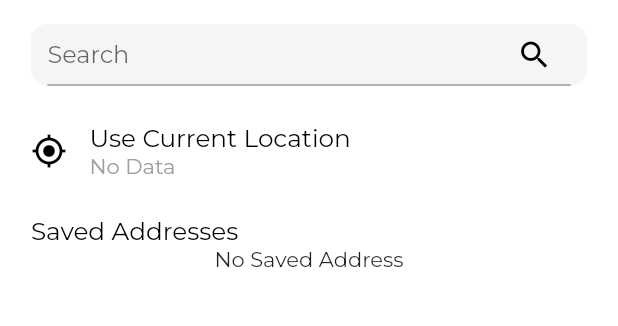
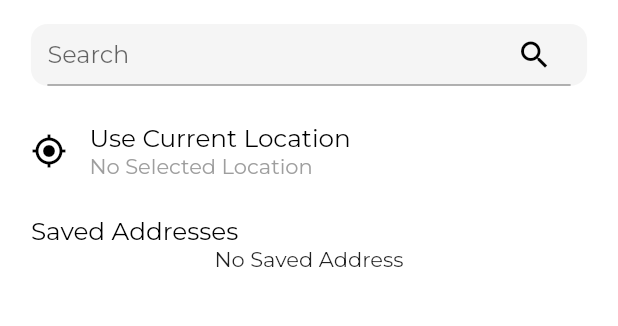
Before and after one commit to Foodistaan2021/Foodistaan-Main, a Flutter app: the LocationBottomSheetWidget screen opened directly, on a phone screen of 412 x 824 dp, the part 60-386 px from its top. Run offline on Flutter 3.47's test engine with Material 2 defaults, Android fonts, the phone set to English and light mode, and no system bars; our stand-ins replace carousel_slider, cloud_firestore, firebase_auth, firebase_core, flutter_rating_bar, flutter_spinkit and 14 more; missing offline and left inert: qr_code_scanner, razorpay_flutter; accounts and stored records are empty; project files that could hold a hidden picture were left out.

Commit message:
28-01-2022 22:14

```diff
--- a/lib/MainScreenFolder/mainScreenFile.dart
+++ b/lib/MainScreenFolder/mainScreenFile.dart
@@ -1,19 +1,11 @@
 import 'package:firebase_auth/firebase_auth.dart';
 import 'package:flutter/cupertino.dart';
 import 'package:flutter/material.dart';
-import 'package:flutter/scheduler.dart';
-import 'package:flutter_svg/svg.dart';
 import 'package:foodistan/cart_screens/login_pay_cart_screen_main.dart';
 import 'package:foodistan/functions/order_functions.dart';
 import 'package:foodistan/profile/user_profile.dart';
-import 'package:foodistan/widgets/location_bottam_sheet_widget.dart';
 import '../scanner.dart';
-import 'AppBar/AppBarFile.dart';
 import 'HomeScreenFile.dart';
-import 'package:foodistan/Data/data.dart';
-import 'AppBar/LocationPointsSearch.dart';
-import 'package:modal_bottom_sheet/modal_bottom_sheet.dart';
-
 
 //Main screen contains bottom nav bar
 //which contains all the main screens
@@ -69,7 +61,7 @@ class _MainScreenState extends State<MainScreen> with TickerProviderStateMixin {
             controller: tabController,
             indicator: UnderlineTabIndicator(
               insets: EdgeInsets.fromLTRB(0.0, 0.0, 0.0, 60.0),
-              borderSide: BorderSide(color: selected, width: 1),
+              borderSide: BorderSide(color: selected, width: 1.5),
             ),
             onTap: (value) {
               widget.currentIndex = value;
--- a/lib/main.dart
+++ b/lib/main.dart
@@ -41,9 +41,9 @@ class MyApp extends StatelessWidget {
           ChangeNotifierProvider<CartIdProvider>(
               create: (_) => CartIdProvider()),
           //provides cart-id for all cart functions
-          ChangeNotifierProvider<RestaurantDataProvider>(
+          ChangeNotifierProvider<CartDataProvider>(
               create: (_) =>
-                  RestaurantDataProvider()), //provides data for the cart...rename it to cart data provider
+                  CartDataProvider()), //provides data for the cart...rename it to cart data provider
 
           ChangeNotifierProvider<TotalPriceProvider>(
               create: (_) =>
--- a/lib/providers/restaurant_data_provider.dart
+++ b/lib/providers/restaurant_data_provider.dart
@@ -1,7 +1,7 @@
 import 'package:cloud_firestore/cloud_firestore.dart';
 import 'package:flutter/material.dart';
 
-class RestaurantDataProvider extends ChangeNotifier {
+class CartDataProvider extends ChangeNotifier {
   Map<String, dynamic> _restaurantData = {};
   final _firestore = FirebaseFirestore.instance;
   String _vendorId = '';
@@ -57,6 +57,7 @@ class RestaurantDataProvider extends ChangeNotifier {
     _couponId = couponId;
     _hasCouponData = true;
     _hasCoupon = true;
+    notifyListeners();
   }
 
   removeCoupon(cartId) async {
--- a/lib/widgets/location_bottam_sheet_widget.dart
+++ b/lib/widgets/location_bottam_sheet_widget.dart
@@ -10,6 +10,8 @@ import 'package:foodistan/functions/places_search_model.dart';
 import 'package:foodistan/global/global_variables.dart' as global;
 import 'package:foodistan/functions/address_from_placeId_model.dart';
 import 'package:foodistan/providers/user_address_provider.dart';
+import 'package:foodistan/providers/user_location_provider.dart';
+import 'package:provider/provider.dart';
 
 class LocationBottomSheetWidget extends StatefulWidget {
   bool isAddingAddress;
@@ -29,17 +31,17 @@ class _LocationBottomSheetWidgetState extends State<LocationBottomSheetWidget> {
   void initState() {
     // TODO: implement initState
     super.initState();
-    _asyncFunctions().then((value) {
-      if (value) {
-        setState(() {
-          hasAddress = true;
-        });
-      } else {
-        setState(() {
-          hasAddress = false;
-        });
-      }
-    });
+    // _asyncFunctions().then((value) {
+    //   if (value) {
+    //     setState(() {
+    //       hasAddress = true;
+    //     });
+    //   } else {
+    //     setState(() {
+    //       hasAddress = false;
+    //     });
+    //   }
+    // });
   }
 
   asyncFunctionSearch(query) async {
@@ -143,18 +145,6 @@ class _LocationBottomSheetWidgetState extends State<LocationBottomSheetWidget> {
                               asyncFunctionSearch(searchFeildController.text);
                           },
                         ),
-                        // prefixIcon: IconButton(
-                        //     onPressed: () async {
-                        //       if (searchFeildController.text.length > 3)
-                        //         asyncFunctionSearch(searchFeildController.text);
-                        //     },
-                        //     icon: Icon(
-                        //       FontAwesomeIcons.search,
-                        //       color: Color(0xfff7c12b),
-                        //     ),),
-                        // focusColor: Color(0xfff7c12b),
-                        // hoverColor: Color(0xfff7c12b),
-                        // fillColor: Color(0xfff7c12b),
                       ),
                     ),
                   ),
@@ -163,7 +153,9 @@ class _LocationBottomSheetWidgetState extends State<LocationBottomSheetWidget> {
               SizedBox(
                 height: 25,
               ),
-              GestureDetector(
+              Consumer<UserLocationProvider>(
+                  builder: (_, userLocationValue, __) {
+                return GestureDetector(
                   onTap: () => Navigator.push(
                     context,
                     MaterialPageRoute(
@@ -206,15 +198,19 @@ class _LocationBottomSheetWidgetState extends State<LocationBottomSheetWidget> {
                                               0.04,
                                     ),
                                   ),
-                                hasAddress
+                                  userLocationValue.hasUserLocation == true &&
+                                          userLocationValue
+                                                  .userLocationIsNull ==
+                                              false
                                       ? Text(
-                                        userAddress!.subLocality!,
+                                          userLocationValue
+                                              .userAddress!.locality!,
                                           style: TextStyle(
                                             color: Colors.grey,
                                           ),
                                         )
                                       : Text(
-                                        'No Data',
+                                          'No Selected Location',
                                           style: TextStyle(
                                             color: Colors.grey,
                                           ),
@@ -227,7 +223,8 @@ class _LocationBottomSheetWidgetState extends State<LocationBottomSheetWidget> {
                       ),
                     ),
                   ),
-              ),
+                );
+              }),
               SizedBox(
                 height: 25,
               ),
```
Also changed, not shown: lib/MainScreenFolder/AppBar/LocationPointsSearch.dart (+6 -16 lines), lib/MainScreenFolder/coupon_screen.dart (+13 -14 lines), lib/cart_screens/login_pay_cart_screen_main.dart (+47 -24 lines), lib/functions/address_functions.dart (+0 -7 lines), lib/providers/user_location_provider.dart (+8 -1 lines), 1 other file. Lines whose indentation alone changed are shown as unchanged.
